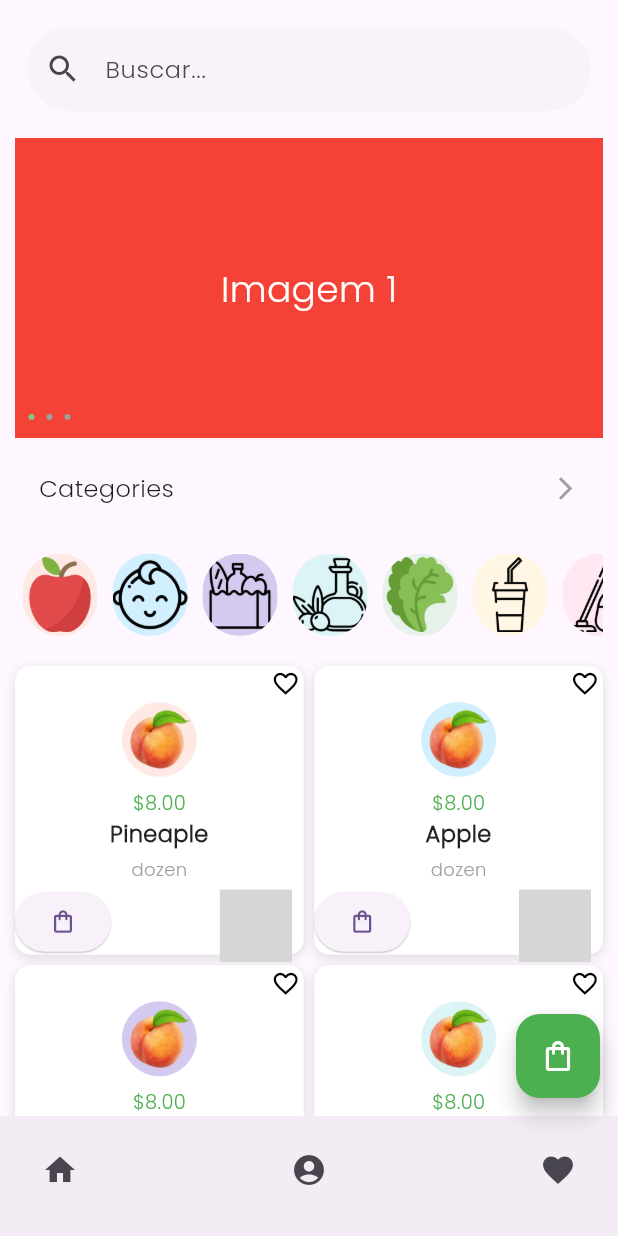
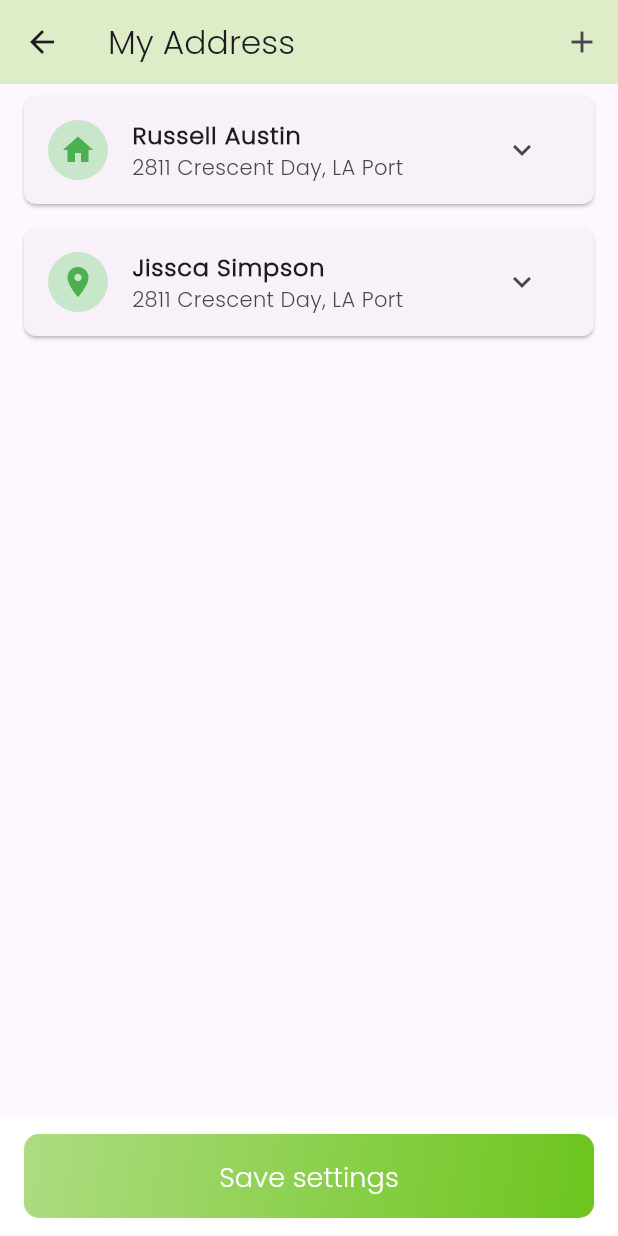
Before and after one commit to Filipe794/Flutter-Grocery-App, a Flutter app: the screen it shows after launch, on a phone screen of 412 x 824 dp. Run offline on Flutter 3.47's test engine with Material 3 defaults, Android fonts, the phone set to English and light mode, and no system bars; missing offline and left inert: add_to_cart_button; grey boxes are pictures that could not be loaded.

Commit message:
criação da tela de endereços e organização de widgets e telas

```diff
--- a/lib/main.dart
+++ b/lib/main.dart
@@ -1,12 +1,5 @@
-import 'package:flutter/foundation.dart';
 import 'package:flutter/material.dart';
-import 'package:groceryapp/screens/productpage.dart';
-import 'package:groceryapp/screens/showcategoriespage.dart';
-import 'package:groceryapp/screens/homepage.dart';
-import 'package:groceryapp/screens/profile.dart';
-import 'package:groceryapp/screens/shoppingcart.dart';
-import 'package:groceryapp/screens/categorypage.dart';
-import 'package:groceryapp/screens/ordersucess.dart';
+import 'package:groceryapp/screens/exportscreens.dart';
 
 void main() {
   runApp(const MyApp());
@@ -15,7 +8,6 @@ void main() {
 class MyApp extends StatelessWidget {
   const MyApp({super.key});
 
-  // This widget is the root of your application.
   @override
   Widget build(BuildContext context) {
     return MaterialApp(
@@ -25,7 +17,7 @@ class MyApp extends StatelessWidget {
         useMaterial3: true,
         fontFamily: 'Poppins'
       ),
-      home: HomePage(),
+      home: MyAddressScreen(),
     );
   }
 }
--- /dev/null
+++ b/lib/screens/addaddress.dart
@@ -0,0 +1,12 @@
+import 'package:flutter/material.dart';
+import 'package:groceryapp/screens/exportscreens.dart';
+import 'package:groceryapp/widgets/exportwidgets.dart';
+
+class AddAddressScreen extends StatelessWidget {
+  const AddAddressScreen({super.key});
+
+  @override
+  Widget build(BuildContext context) {
+    return Scaffold();
+  }
+}
--- a/lib/screens/categorypage.dart
+++ b/lib/screens/categorypage.dart
@@ -1,5 +1,5 @@
 import 'package:flutter/material.dart';
-import 'package:groceryapp/widgets/categorycard.dart';
+import 'package:groceryapp/widgets/exportwidgets.dart';
 
 class CategoryPage extends StatelessWidget {
   final List<Map<String, dynamic>> iconData = [
--- /dev/null
+++ b/lib/screens/exportscreens.dart
@@ -0,0 +1,9 @@
+export 'package:groceryapp/screens/addaddress.dart';
+export 'package:groceryapp/screens/categorypage.dart';
+export 'package:groceryapp/screens/homepage.dart';
+export 'package:groceryapp/screens/myadress.dart';
+export 'package:groceryapp/screens/ordersucess.dart';
+export 'package:groceryapp/screens/productpage.dart';
+export 'package:groceryapp/screens/profile.dart';
+export 'package:groceryapp/screens/shoppingcart.dart';
+export 'package:groceryapp/screens/showcategoriespage.dart';
--- a/lib/screens/homepage.dart
+++ b/lib/screens/homepage.dart
@@ -1,13 +1,6 @@
 import 'package:flutter/material.dart';
-import 'package:groceryapp/screens/profile.dart';
-import 'package:groceryapp/widgets/searchbar.dart';
-import 'package:groceryapp/widgets/imagecarousel.dart';
-import 'package:groceryapp/widgets/clickablerow.dart';
-import 'package:groceryapp/widgets/iconcarousel.dart';
-import 'package:groceryapp/widgets/productcard.dart';
-import 'package:groceryapp/widgets/bottombar.dart';
-import 'package:groceryapp/screens/showcategoriespage.dart';
-import 'package:groceryapp/screens/shoppingcart.dart';
+import 'package:groceryapp/screens/exportscreens.dart';
+import 'package:groceryapp/widgets/exportwidgets.dart';
 
 class HomePage extends StatelessWidget {
   HomePage({super.key});
@@ -132,7 +125,6 @@ class HomePage extends StatelessWidget {
           Navigator.push(context, MaterialPageRoute(builder: (context) => Profile() ));
         },
         onFavoritePressed: () {
-          print("Favorite button pressed");
         },
       ),
       floatingActionButton: FloatingActionButton(
--- /dev/null
+++ b/lib/screens/myadress.dart
@@ -0,0 +1,218 @@
+import 'package:flutter/material.dart';
+import 'package:groceryapp/screens/exportscreens.dart';
+import 'package:groceryapp/widgets/exportwidgets.dart';
+
+class MyAddressScreen extends StatelessWidget {
+  final List<Map<String, dynamic>> addresses = [
+    {
+      "name": "Russell Austin",
+      "address": "2811 Crescent Day, LA Port",
+      "city": "California",
+      "country": "United States",
+      "phone": "+1 202 555 0142",
+      "isDefault": true,
+    },
+    {
+      "name": "Jissca Simpson",
+      "address": "2811 Crescent Day, LA Port",
+      "city": "California",
+      "country": "United States",
+      "phone": "+1 202 555 0142",
+      "isDefault": false,
+    },
+  ];
+
+  MyAddressScreen({super.key});
+
+  @override
+  Widget build(BuildContext context) {
+    return Scaffold(
+      appBar: AppBar(backgroundColor: Colors.lightGreen[100],
+        title: Text('My Address'),
+        leading: BackButton(),
+        actions: [
+          IconButton(
+            icon: Icon(Icons.add),
+            onPressed: () {
+              Navigator.push(context, MaterialPageRoute(builder: (context)=> AddAddressScreen()));
+            },
+          ),
+        ],
+      ),
+      body: ListView.builder(
+        itemCount: addresses.length,
+        itemBuilder: (context, index) {
+          final address = addresses[index];
+          return ExpandableAddressCard(
+            name: address["name"],
+            address: address["address"],
+            city: address["city"],
+            country: address["country"],
+            phone: address["phone"],
+            isDefault: address["isDefault"],
+          );
+        },
+      ),
+      bottomNavigationBar: BottomAppBar(
+        color: Colors.white,
+        elevation: 0,
+        child: CustomButton(
+          onPressed: () {
+            Navigator.push(context, MaterialPageRoute(builder: (context)=> Profile()));
+          },
+          buttonText: 'Save settings',
+        ),
+      ),
+    );
+  }
+}
+
+class ExpandableAddressCard extends StatefulWidget {
+  final String name;
+  final String address;
+  final String city;
+  final String country;
+  final String phone;
+  final bool isDefault;
+
+  ExpandableAddressCard({
+    required this.name,
+    required this.address,
+    required this.city,
+    required this.country,
+    required this.phone,
+    this.isDefault = false,
+  });
+
+  @override
+  _ExpandableAddressCardState createState() => _ExpandableAddressCardState();
+}
+
+class _ExpandableAddressCardState extends State<ExpandableAddressCard> {
+  bool isExpanded = false;
+  bool isDefault = false;
+
+  @override
+  Widget build(BuildContext context) {
+    return Card(
+      margin: EdgeInsets.symmetric(horizontal: 16, vertical: 8),
+      shape: RoundedRectangleBorder(borderRadius: BorderRadius.circular(8)),
+      child: Column(
+        children: [
+          ListTile(
+            leading: CircleAvatar(
+              backgroundColor: Colors.green.shade100,
+              child: Icon(
+                widget.isDefault ? Icons.home : Icons.location_on,
+                color: Colors.green,
+              ),
+            ),
+            title: Text(
+              widget.name,
+              style: TextStyle(fontWeight: FontWeight.bold),
+            ),
+            subtitle: Text(widget.address),
+            trailing: IconButton(
+              icon: Icon(isExpanded ? Icons.expand_less : Icons.expand_more),
+              onPressed: () {
+                setState(() {
+                  isExpanded = !isExpanded;
+                });
+              },
+            ),
+          ),
+          if (isExpanded)
+            Padding(
+              padding: const EdgeInsets.all(10.0),
+              child: Column(
+                crossAxisAlignment: CrossAxisAlignment.start,
+                children: [
+                  TextField(
+                    controller: TextEditingController(text: widget.name),
+                    readOnly: true,
+                    decoration: const InputDecoration(
+                      labelText: 'Name',
+                      border: OutlineInputBorder(),
+                    ),
+                  ),
+                  const SizedBox(height: 8),
+                  TextField(
+                    controller: TextEditingController(text: widget.address),
+                    readOnly: true,
+                    decoration: const InputDecoration(
+                      labelText: 'Address',
+                      border: OutlineInputBorder(),
+                    ),
+                  ),
+                  const SizedBox(height: 8),
+                  TextField(
+                    controller: TextEditingController(text: widget.city),
+                    readOnly: true,
+                    decoration: const InputDecoration(
+                      labelText: 'City',
+                      border: OutlineInputBorder(),
+                    ),
+                  ),
+                  const SizedBox(height: 8),
+                  TextField(
+                    controller: TextEditingController(text: widget.phone),
+                    readOnly: true,
+                    decoration: const InputDecoration(
+                      labelText: 'Phone',
+                      border: OutlineInputBorder(),
+                    ),
+                  ),
+                  const SizedBox(height: 16),
+                  Row(
+                    mainAxisAlignment: MainAxisAlignment.spaceBetween,
+                    children: [
+                      Align(
+                        alignment: Alignment.centerRight,
+                        child: ElevatedButton.icon(
+                          onPressed: () {
+                            // excluir endereço
+                          },
+                          icon: const Icon(Icons.delete),
+                          label: const Text('Delete'),
+                          style: ElevatedButton.styleFrom(),
+                        ),
+                      ),
+                      Align(
+                          alignment: Alignment.centerLeft,
+                          child: Switch(
+                              activeColor: Colors.green,
+                              inactiveThumbColor: Colors.grey,
+                              inactiveTrackColor: Colors.white,
+                              value: isDefault,
+                              onChanged: (bool value) {
+                                setState(() {
+                                  isDefault = value;
+                                });
+                                if (value) {
+                                  // Ação para definir como padrão
+                                  ScaffoldMessenger.of(context).showSnackBar(
+                                    const SnackBar(
+                                      content: Text('Set as Default Enabled'),
+                                      duration: Duration(seconds: 2),
+                                    ),
+                                  );
+                                } else {
+                                  // Ação ao desativar o padrão
+                                  ScaffoldMessenger.of(context).showSnackBar(
+                                    const SnackBar(
+                                      content: Text('Set as Default Disabled'),
+                                      duration: Duration(seconds: 2),
+                                    ),
+                                  );
+                                }
+                              }))
+                    ],
+                  ),
+                ],
+              ),
+            ),
+        ],
+      ),
+    );
+  }
+}
--- a/lib/screens/ordersucess.dart
+++ b/lib/screens/ordersucess.dart
@@ -1,7 +1,6 @@
 import 'package:flutter/material.dart';
-import 'package:groceryapp/screens/homepage.dart';
-import 'package:groceryapp/widgets/custombutton.dart';
-import 'package:groceryapp/screens/homepage.dart';
+import 'package:groceryapp/screens/exportscreens.dart';
+import 'package:groceryapp/widgets/exportwidgets.dart';
 
 class OrderSuccessScreen extends StatelessWidget {
   const OrderSuccessScreen({Key? key}) : super(key: key);
--- a/lib/screens/productpage.dart
+++ b/lib/screens/productpage.dart
@@ -1,6 +1,6 @@
 import 'package:flutter/material.dart';
-import 'package:groceryapp/widgets/favouritebutton.dart';
-import 'package:groceryapp/widgets/addtocart.dart';
+import 'package:groceryapp/screens/exportscreens.dart';
+import 'package:groceryapp/widgets/exportwidgets.dart';
 
 class ProductPage extends StatelessWidget {
   ProductPage({super.key});
--- a/lib/screens/profile.dart
+++ b/lib/screens/profile.dart
@@ -1,7 +1,6 @@
 import 'package:flutter/material.dart';
-import 'package:groceryapp/widgets/bottombar.dart';
-import 'package:groceryapp/screens/homepage.dart';
-import 'package:groceryapp/screens/shoppingcart.dart';
+import 'package:groceryapp/screens/exportscreens.dart';
+import 'package:groceryapp/widgets/exportwidgets.dart';
 
 class Profile extends StatelessWidget {
   const Profile({super.key});
@@ -12,6 +11,7 @@ class Profile extends StatelessWidget {
       appBar: AppBar(
         title: const Text("Profile"),
         centerTitle: true,
+        backgroundColor: Colors.lightGreen[100],
       ),
       body: SafeArea(
         child: Padding(
--- a/lib/screens/shoppingcart.dart
+++ b/lib/screens/shoppingcart.dart
@@ -1,8 +1,6 @@
 import 'package:flutter/material.dart';
-import 'package:groceryapp/widgets/cartitem.dart'; // Certifique-se de que o caminho está correto
-import 'package:groceryapp/widgets/pricerow.dart';
-import 'package:groceryapp/widgets/custombutton.dart';
-import 'package:groceryapp/screens/ordersucess.dart';
+import 'package:groceryapp/screens/exportscreens.dart';
+import 'package:groceryapp/widgets/exportwidgets.dart';
 
 class ShoppingCartPage extends StatefulWidget {
   @override
--- a/lib/screens/showcategoriespage.dart
+++ b/lib/screens/showcategoriespage.dart
@@ -1,5 +1,5 @@
 import 'package:flutter/material.dart';
-import 'package:groceryapp/widgets/categorycard.dart';
+import 'package:groceryapp/widgets/exportwidgets.dart';
 
 class ShowCategoriesPage extends StatelessWidget {
   final List<Map<String, dynamic>> iconData = [
--- a/lib/widgets/addtocart.dart
+++ b/lib/widgets/addtocart.dart
@@ -1,24 +1,5 @@
 import 'package:flutter/material.dart';
-import 'package:groceryapp/widgets/custombutton.dart';
-void main() {
-  runApp(const MyApp());
-}
-
-class MyApp extends StatelessWidget {
-  const MyApp({super.key});
-
-  @override
-  Widget build(BuildContext context) {
-    return MaterialApp(
-      title: 'Quantity & Cart Buttons',
-      home: const Scaffold(
-        body: Center(
-          child: QuantityAndCartWidget(),
-        ),
-      ),
-    );
-  }
-}
+import 'package:groceryapp/widgets/exportwidgets.dart';
 
 class QuantityAndCartWidget extends StatefulWidget {
   const QuantityAndCartWidget({Key? key}) : super(key: key);
--- a/lib/widgets/custombutton.dart
+++ b/lib/widgets/custombutton.dart
@@ -4,22 +4,36 @@ class CustomButton extends StatelessWidget {
   final VoidCallback onPressed;
   final String buttonText;
 
-  const CustomButton({required this.onPressed, required this.buttonText, Key? key}) : super(key: key);
+  const CustomButton({required this.onPressed, required this.buttonText, super.key});
 
   @override
   Widget build(BuildContext context) {
     return SizedBox(
       width: double.infinity,
-      child: ElevatedButton(
-        style: ElevatedButton.styleFrom(
-          padding: const EdgeInsets.symmetric(vertical: 16),
-          backgroundColor: Colors.green,
-          shape: RoundedRectangleBorder(
-            borderRadius: BorderRadius.circular(12),
+      child: Container(
+        decoration: BoxDecoration(
+          gradient: const LinearGradient(
+            colors: [Color(0xFFAEDC81), Color(0xFF6CC51D)], // Gradiente de verde claro para verde mais escuro
+            begin: Alignment.topLeft,
+            end: Alignment.bottomRight,
+          ),
+          borderRadius: BorderRadius.circular(10),
+        ),
+        child: ElevatedButton(
+          style: ElevatedButton.styleFrom(
+            padding: const EdgeInsets.symmetric(vertical: 16),
+            backgroundColor: Colors.transparent, // Fundo transparente
+            shadowColor: Colors.transparent, // Remove a sombra
+            shape: RoundedRectangleBorder(
+              borderRadius: BorderRadius.circular(10),
+            ),
+          ),
+          onPressed: onPressed,
+          child: Text(
+            buttonText,
+            style: const TextStyle(fontSize: 18, color: Colors.white),
           ),
         ),
-        onPressed: onPressed,
-        child: Text(buttonText, style: const TextStyle(fontSize: 18, color: Colors.white)),
       ),
     );
   }
--- /dev/null
+++ b/lib/widgets/exportwidgets.dart
@@ -0,0 +1,12 @@
+export 'package:groceryapp/widgets/addtocart.dart';
+export 'package:groceryapp/widgets/bottombar.dart';
+export 'package:groceryapp/widgets/cartitem.dart';
+export 'package:groceryapp/widgets/categorycard.dart';
+export 'package:groceryapp/widgets/clickablerow.dart';
+export 'package:groceryapp/widgets/custombutton.dart';
+export 'package:groceryapp/widgets/favouritebutton.dart';
+export 'package:groceryapp/widgets/iconcarousel.dart';
+export 'package:groceryapp/widgets/imagecarousel.dart';
+export 'package:groceryapp/widgets/pricerow.dart';
+export 'package:groceryapp/widgets/productcard.dart';
+export 'package:groceryapp/widgets/searchbar.dart';
--- a/lib/widgets/productcard.dart
+++ b/lib/widgets/productcard.dart
@@ -1,5 +1,5 @@
 import 'package:flutter/material.dart';
-import 'package:groceryapp/widgets/favouritebutton.dart';
+import 'package:groceryapp/widgets/exportwidgets.dart';
 import 'package:add_to_cart_button/add_to_cart_button.dart';
 
 class ProductCard extends StatelessWidget {
```
